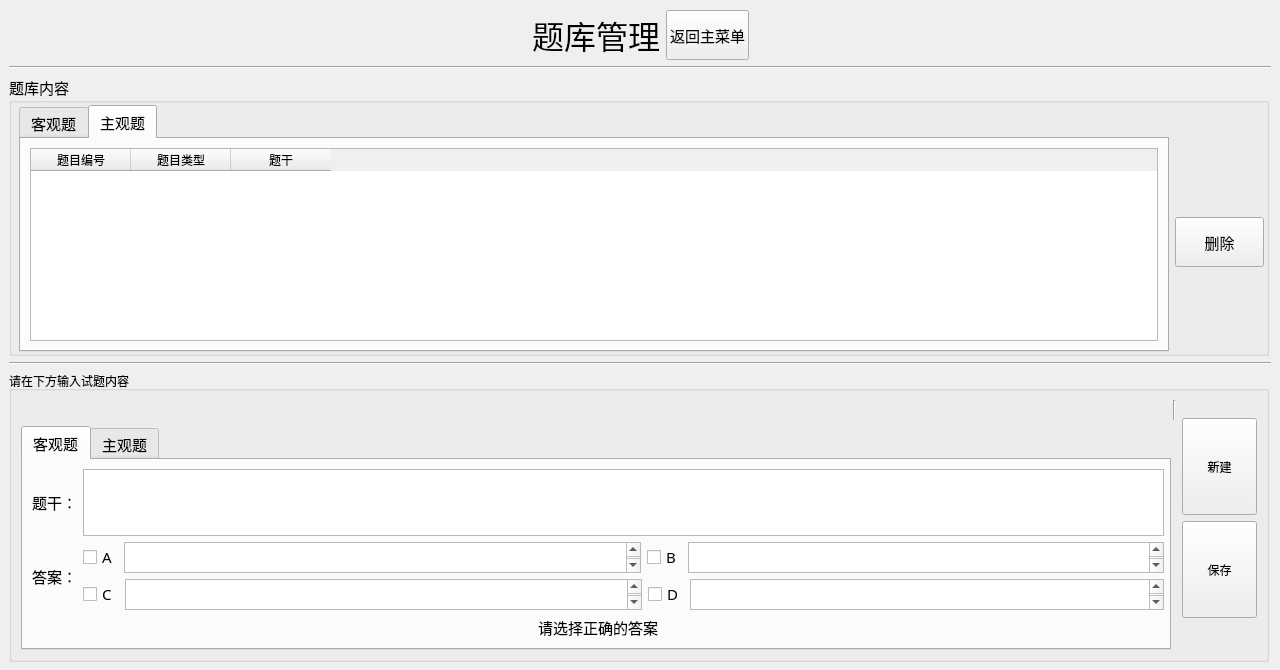
The window that server/QuestionsManageUI.ui (AlanForeverAi/Exams) describes before a commit, drawn with Qt 5.
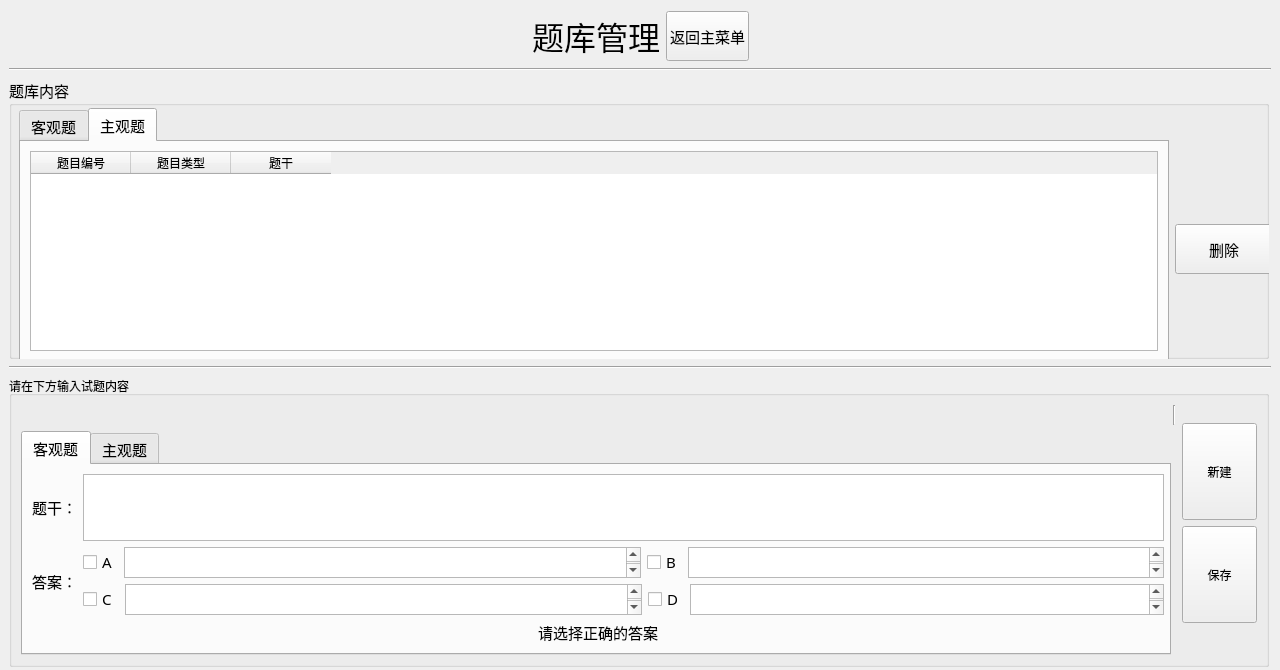
The same window after the commit. The open tabs and pages were chosen to show the change.

Diff of the .ui file:
```diff
--- a/server/QuestionsManageUI.ui
+++ b/server/QuestionsManageUI.ui
@@ -46,7 +46,7 @@
      <x>9</x>
      <y>10</y>
      <width>1262</width>
-     <height>656</height>
+     <height>662</height>
     </rect>
    </property>
    <layout class="QVBoxLayout" name="verticalLayout_4">
@@ -154,8 +154,8 @@
         <rect>
          <x>10</x>
          <y>30</y>
-         <width>1245</width>
-         <height>247</height>
+         <width>1254</width>
+         <height>254</height>
         </rect>
        </property>
        <layout class="QHBoxLayout" name="horizontalLayout_10">
```
Left out of the diff: 2 changed lines with no effect on the pictures.
